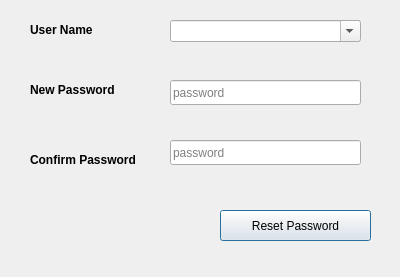
Above: presentation/authorization_ui/resetUserPasswordMain.ui from Hossam01/HyperPOS2020Design before the change. Below: the same form after it.
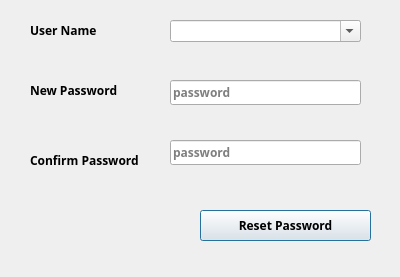
That is the form after the change.

```diff
--- a/presentation/authorization_ui/resetUserPasswordMain.ui
+++ b/presentation/authorization_ui/resetUserPasswordMain.ui
@@ -36,6 +36,7 @@
    </property>
    <property name="font">
     <font>
+     <family>29LT Bukra Regular</family>
      <pointsize>9</pointsize>
      <weight>75</weight>
      <bold>true</bold>
@@ -54,6 +55,14 @@
      <height>25</height>
     </rect>
    </property>
+   <property name="font">
+    <font>
+     <family>29LT Bukra Regular</family>
+     <pointsize>9</pointsize>
+     <weight>75</weight>
+     <bold>true</bold>
+    </font>
+   </property>
    <property name="text">
     <string/>
    </property>
@@ -76,6 +85,14 @@
      <height>25</height>
     </rect>
    </property>
+   <property name="font">
+    <font>
+     <family>29LT Bukra Regular</family>
+     <pointsize>9</pointsize>
+     <weight>75</weight>
+     <bold>true</bold>
+    </font>
+   </property>
    <property name="text">
     <string/>
    </property>
@@ -100,6 +117,7 @@
    </property>
    <property name="font">
     <font>
+     <family>29LT Bukra Regular</family>
      <pointsize>9</pointsize>
      <weight>75</weight>
      <bold>true</bold>
@@ -112,9 +130,9 @@
   <widget class="QPushButton" name="BTN_resetPass">
    <property name="geometry">
     <rect>
-     <x>220</x>
+     <x>200</x>
      <y>210</y>
-     <width>151</width>
+     <width>171</width>
      <height>31</height>
     </rect>
    </property>
@@ -132,7 +150,10 @@
    </property>
    <property name="font">
     <font>
+     <family>29LT Bukra Regular</family>
      <pointsize>9</pointsize>
+     <weight>75</weight>
+     <bold>true</bold>
     </font>
    </property>
    <property name="text">
@@ -150,6 +171,7 @@
    </property>
    <property name="font">
     <font>
+     <family>29LT Bukra Regular</family>
      <pointsize>9</pointsize>
      <weight>75</weight>
      <bold>true</bold>
```
Left out of the diff: 8 changed lines with no effect on the pictures.
